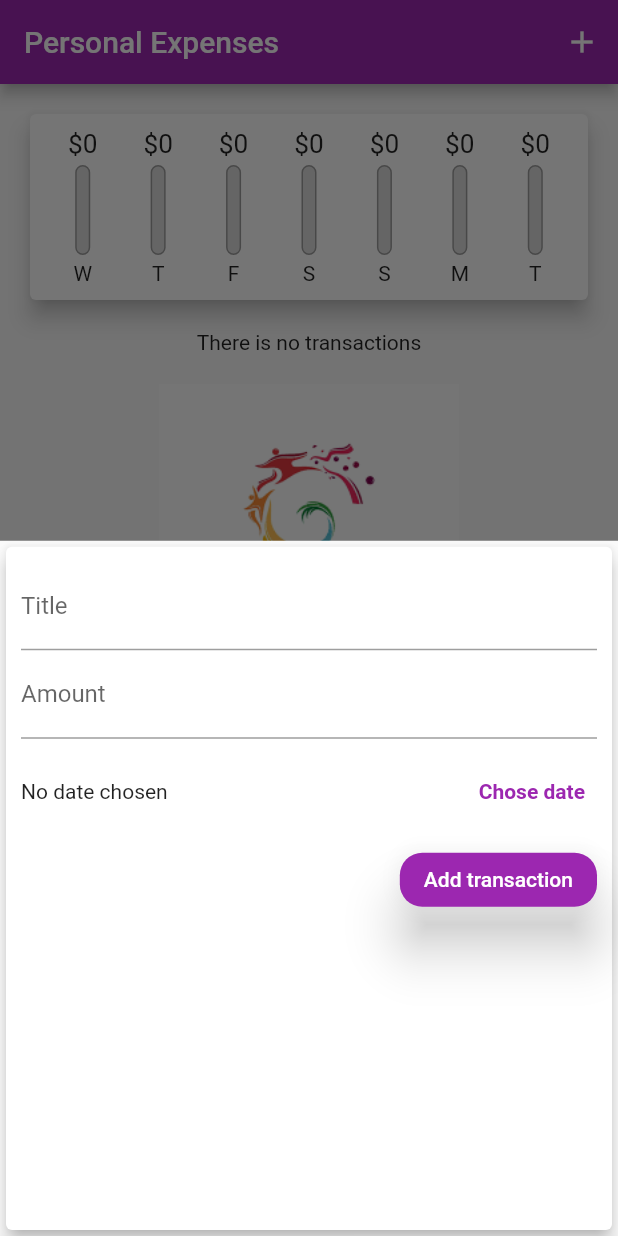
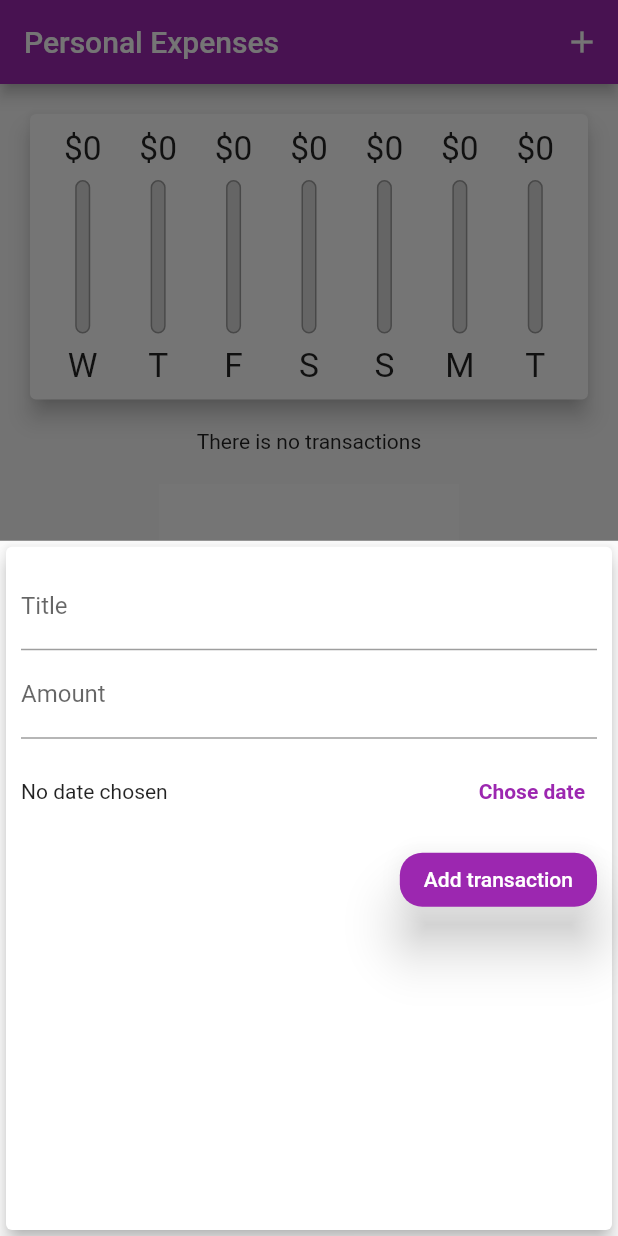
Before and after one commit to AhmedmoatasemVictorylink/PersonalExpensesFlutter, a Flutter app: the screen it shows after launch, after a tap on the "add" icon, on a phone screen of 412 x 824 dp. Run offline on Flutter 3.47's test engine with Material 2 defaults, Android fonts, the phone set to English and light mode, and no system bars; missing offline and left inert: dart:ffi.

Commit message:
Adding constarints to screen and setting orientation to portrait up and down only

```diff
--- a/lib/main.dart
+++ b/lib/main.dart
@@ -1,11 +1,19 @@
+
 import 'package:expense_planner/widgets/chart.dart';
 import 'package:expense_planner/widgets/new_transaction.dart';
 import 'package:expense_planner/widgets/transaction_list.dart';
 import 'package:flutter/material.dart';
+import 'package:flutter/services.dart';
 import './models/Transaction.dart';
 
 void main() {
-  runApp(const MyApp());
+  WidgetsFlutterBinding.ensureInitialized();
+  SystemChrome.setPreferredOrientations([
+    DeviceOrientation.portraitUp,
+     DeviceOrientation.portraitDown,
+     ]);  // setting orientation to protrait up only
+
+    runApp(const MyApp());
 }
 
 class MyApp extends StatelessWidget {
@@ -94,8 +102,8 @@ class _MyHomePageState extends State<MyHomePage> {
 
   @override
   Widget build(BuildContext context) {
-    return Scaffold(
-      appBar: AppBar(  // app bar
+
+    final appBar = AppBar(  // app bar
         title: Text("Personal Expenses"),  // app bar title
         actions: [
           IconButton(     // app bar button
@@ -103,17 +111,29 @@ class _MyHomePageState extends State<MyHomePage> {
             icon: Icon(Icons.add),
           )
         ],
-      ),
+      );
+
+    return Scaffold(
+      appBar: appBar,
       body: SingleChildScrollView(
         child: Column(
           mainAxisAlignment: MainAxisAlignment.start,
           crossAxisAlignment: CrossAxisAlignment.stretch,
           children: <Widget>[
             // chart here
-            Chart(_recentTransactions),     // chart
+            Container(
+              height: (MediaQuery.of(context).size.height -
+                         appBar.preferredSize.height -
+                         MediaQuery.of(context).padding.top) * 0.3,
+              child: Chart(_recentTransactions)
+              ),     // chart
 
             // text input card and transaction list here
-            TransactionList(_userTransactions, _deletetransaction),    // tranactions list
+            Container(
+              height: (MediaQuery.of(context).size.height -
+                           appBar.preferredSize.height -
+                           MediaQuery.of(context).padding.top) * 0.7,
+              child: TransactionList(_userTransactions, _deletetransaction)),    // tranactions list
           ],
         ),
       ),
--- a/lib/widgets/chart.dart
+++ b/lib/widgets/chart.dart
@@ -26,7 +26,10 @@ class Chart extends StatelessWidget {
       print(DateFormat.E().format(weekDay));
       print(totalSum);
 
-      return {"day": DateFormat.E().format(weekDay).substring(0,1), "amount": totalSum};
+      return {
+         "day": DateFormat.E().format(weekDay).substring(0,1),
+         "amount": totalSum
+         };
     }).reversed.toList();
   }
 
--- a/lib/widgets/chart_bar.dart
+++ b/lib/widgets/chart_bar.dart
@@ -11,16 +11,17 @@ ChartBar(this.label, this.spendingAmount, this.spendingPctOfTotal);
 
   @override
   Widget build(BuildContext context) {
-    return Column(children: [
+    return LayoutBuilder(builder: (ctx, constarints) {
+      return Column(children: [
       Container(
-        height: 20,
+        height: constarints.maxHeight * 0.15,
         child: FittedBox(
           child: Text("\$${spendingAmount.toStringAsFixed(0)}")  // amount text
           ),
           ),
-      SizedBox(height: 4,),
+      SizedBox(height: constarints.maxHeight * 0.05,),
       Container(
-        height: 60,
+        height: constarints.maxHeight * 0.6,
         width: 10,
         child: Stack(children: [  // stack design
           Container(
@@ -39,8 +40,12 @@ ChartBar(this.label, this.spendingAmount, this.spendingPctOfTotal);
           ),)
         ],),
       ),
-      SizedBox(height: 4,),
-      Text(label),  // week day text
+      SizedBox(height: constarints.maxHeight * 0.05,),
+      Container(
+        height: constarints.maxHeight * 0.15,
+        child: FittedBox(child: Text(label))
+        ),  // week day text
     ],);
+    });
   }
 }
--- a/lib/widgets/new_transaction.dart
+++ b/lib/widgets/new_transaction.dart
@@ -3,6 +3,7 @@ import 'package:flutter/material.dart';
 import 'package:intl/intl.dart';
 
 class NewTransaction extends StatefulWidget {
+
   final Function addTx;
 
   NewTransaction(this.addTx);
@@ -64,32 +65,28 @@ class _NewTransactionState extends State<NewTransaction> {
         child: Column(
           crossAxisAlignment: CrossAxisAlignment.end,
           children: [
-            TextField(
+            TextField(   // title text filed
               decoration: const InputDecoration(labelText: "Title"),
               controller: _titleController,
               onSubmitted: (_) => _submitData(),
-              // onChanged: (val) {
-              //   titleInput = val;
-              // },
             ),
-            TextField(
+            TextField(    // amount text filed
               decoration: const InputDecoration(labelText: "Amount"),
               controller: _amountController,
               keyboardType: TextInputType.number,
               onSubmitted: (_) => _submitData(),
-              // onChanged: (val) => amountInput = val,
             ),
             Container(
               height: 70,
               child: Row(children: [
                 Expanded(
-                  child: Text(
+                  child: Text(   // picked date text
                     _selectedDate == null
                       ?  "No date chosen"
                       : 'Picked Date: ${DateFormat.yMd().format(_selectedDate!)}'
                       ),
                 ),
-                TextButton(
+                TextButton(   // choose date button
                 onPressed: _presentDatePicker,
                 child: const Text(
                   "Chose date",
@@ -101,7 +98,7 @@ class _NewTransactionState extends State<NewTransaction> {
               )
               ],),
             ),
-            ElevatedButton(
+            ElevatedButton(   // add transaction button
               onPressed: _submitData,
               child: const Text("Add transaction"),
               style: ElevatedButton.styleFrom(
--- a/lib/widgets/transaction_list.dart
+++ b/lib/widgets/transaction_list.dart
@@ -1,4 +1,3 @@
-
 
 import 'package:flutter/material.dart';
 import '../models/Transaction.dart';
@@ -12,9 +11,9 @@ class TransactionList extends StatelessWidget {
 
   @override
   Widget build(BuildContext context) {
-    return Container(
-      height: 450,
-      child: transactions.isEmpty ? Column(children: [
+    return  transactions.isEmpty    // trenary expersion
+      // in case of empty list
+      ? Column(children: [
         Text("There is no transactions"),
         SizedBox(height: 20,),
         Container(
@@ -23,7 +22,9 @@ class TransactionList extends StatelessWidget {
             "assets/images/cairofest.png",
             fit: BoxFit.cover,
             ))
-      ],) :  ListView.builder(
+      ],)
+      // in case of table view for expenses list
+      :  ListView.builder(
         itemBuilder: (ctx, index) {
           return Card(
             elevation: 5,
@@ -31,6 +32,7 @@ class TransactionList extends StatelessWidget {
               vertical: 8,
               horizontal: 5
             ),
+            // table view of expenses
             child: ListTile(
               leading: CircleAvatar(
                 radius: 30,
@@ -53,7 +55,6 @@ class TransactionList extends StatelessWidget {
           );
         },
         itemCount: transactions.length,
-      ),
-    );
+      );
   }
 }
```
